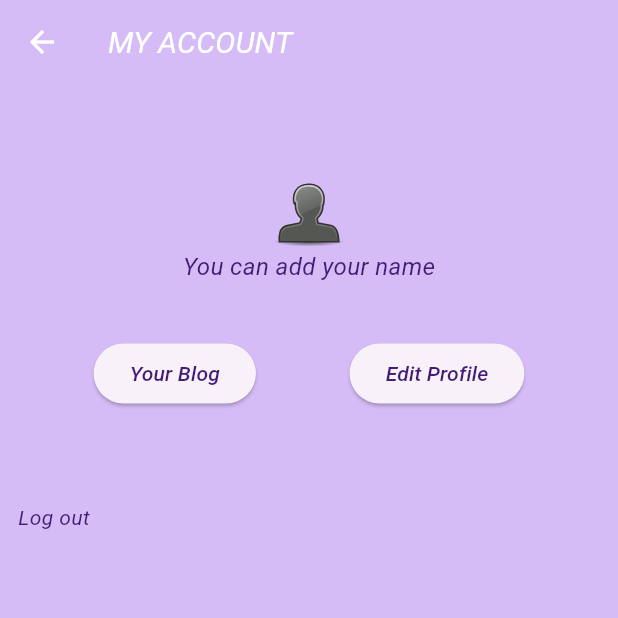
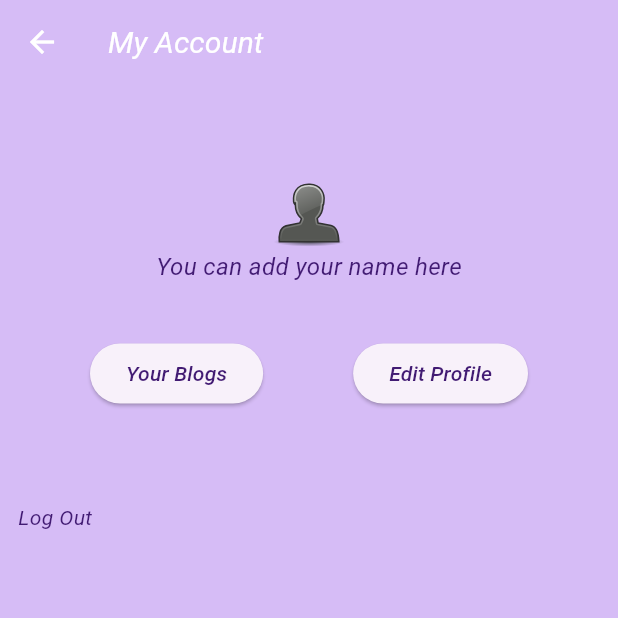
Before and after one commit to beyzayyt/shoou, a Flutter app: the screen it shows once a user with an empty profile is signed in, after a tap on the "person" icon, on a phone screen of 412 x 824 dp, the top half of it. Run offline on Flutter 3.47's test engine with Material 3 defaults, Android fonts, the light colour scheme and no system bars; our stand-ins replace cloud_firestore, easy_localization, firebase_auth, firebase_core, firebase_storage, flutter_bloc and 5 more; missing offline and left inert: firebase_app_check; accounts and stored records are empty; network calls fail.

Commit message:
Resuming update

```diff
--- a/lib/data/localization/local_keys.dart
+++ b/lib/data/localization/local_keys.dart
@@ -12,4 +12,27 @@ abstract class LocaleKeys {
   static const email = 'email';
   static const password = 'password';
   static const newuserdescription = 'newuserdescription';
+  static const accountnamedescription = 'accountnamedescription';
+  static const accountBlogs = 'accountBlogs';
+  static const editProfile = 'editProfile';
+  static const logOut = 'logOut';
+  static const myAccount = 'myAccount';
+  static const editMyAccount = 'editMyAccount';
+  static const userName = 'userName';
+  static const userLastName = 'userLastName';
+  static const userNickname = 'userNickname';
+  static const userMobilePhone = 'userMobilePhone';
+  static const userBirthDate = 'userBirthDate';
+  static const save = 'save';
+  static const problemShowingBlogs = 'problemShowingBlogs';
+  static const clearAllBlogs = 'clearAllBlogs';
+  static const addNewBlog = 'addNewBlog';
+  static const chooseAndDeleteItem = 'chooseAndDeleteItem';
+  static const blog = 'blog';
+
+
+
+
+
+
 }
--- a/lib/main.dart
+++ b/lib/main.dart
@@ -42,7 +42,7 @@ void main() async {
   runApp(EasyLocalization(
     supportedLocales: AppConstant.supportedLocale,
     path: AppConstant.langPath,
-    fallbackLocale: const Locale('en', 'US'),
+    fallbackLocale: const Locale('tr', 'TR'),
     child: const MyApp(),
   ));
 }
--- a/lib/ui/authentication_page.dart
+++ b/lib/ui/authentication_page.dart
@@ -2,7 +2,6 @@ import 'package:easy_localization/easy_localization.dart';
 import 'package:flutter/material.dart';
 import 'package:flutter_bloc/flutter_bloc.dart';
 import 'package:flutter_svg/flutter_svg.dart';
-import 'package:lottie/lottie.dart';
 import 'package:show_you/data/localization/local_keys.dart';
 import 'package:show_you/services/cubit/authentication/authentication_cubit.dart';
 import 'package:show_you/services/cubit/authentication/authentication_state.dart';
@@ -10,7 +9,7 @@ import 'package:show_you/ui/user_profile_page.dart';
 import 'package:show_you/ui/view/loading_animation.dart';
 
 class AuthenticatePage extends StatefulWidget {
-  const AuthenticatePage({Key? key}) : super(key: key);
+  const AuthenticatePage({super.key});
 
   @override
   State<AuthenticatePage> createState() => _SignUpState();
--- a/lib/ui/create_bloge_page.dart
+++ b/lib/ui/create_bloge_page.dart
@@ -1,6 +1,8 @@
+import 'package:easy_localization/easy_localization.dart';
 import 'package:flutter/material.dart';
 import 'package:flutter_bloc/flutter_bloc.dart';
 import 'package:hive_flutter/hive_flutter.dart';
+import 'package:show_you/data/localization/local_keys.dart';
 import 'package:show_you/services/cubit/userBlog/user_add_blog_cubit.dart';
 import 'package:show_you/services/cubit/userBlog/user_add_blog_state.dart';
 import 'package:show_you/services/cubit/userBlog/user_blog_cubit.dart';
@@ -25,8 +27,8 @@ class _BlogPageState extends State<BlogPage> {
   Widget build(BuildContext context) {
     return Scaffold(
       appBar: AppBar(
-        title: const Text(
-          "BLOG",
+        title: Text(
+          LocaleKeys.accountBlogs.tr(),
         ),
         actions: [
           IconButton(
@@ -41,7 +43,7 @@ class _BlogPageState extends State<BlogPage> {
       body: ValueListenableBuilder(
         valueListenable: Hive.box('userid').listenable(),
         builder: (context, box, child) {
-          var userid = box.get('userid');
+          var userid = box.get('userid') ?? '';
           return MultiBlocProvider(
             providers: [
               BlocProvider<UserShowBlogCubit>(
@@ -77,11 +79,11 @@ class _BlogPageState extends State<BlogPage> {
                         padding: const EdgeInsets.all(24.0),
                         child: Align(
                           alignment: Alignment.centerLeft,
-                          child: UsersBlogList(selectedList: selectedList, blog: state.blogs ?? [], userid: userid),
+                          child: UserBlogList(selectedList: selectedList, blog: state.blogs ?? [], userid: userid),
                         ),
                       );
                     } else {
-                      return const Text("Trouble with blog");
+                      return Text(LocaleKeys.problemShowingBlogs.tr());
                     }
                   },
                   listener: (BuildContext context, UserShowBlogState state) {},
@@ -93,7 +95,7 @@ class _BlogPageState extends State<BlogPage> {
                         mainAxisAlignment: MainAxisAlignment.center,
                         children: [
                           ElevatedButton(
-                              onPressed: () => context.read<UserClearBlogCubit>().clearUserBlog(userid), child: const Text("Clear All Blogs")),
+                              onPressed: () => context.read<UserClearBlogCubit>().clearUserBlog(userid), child: Text(LocaleKeys.clearAllBlogs.tr())),
                           const SizedBox(
                             width: 16,
                           ),
@@ -105,13 +107,13 @@ class _BlogPageState extends State<BlogPage> {
                                 );
                                 if (context.mounted && result != null) context.read<UserShowBlogCubit>().showUserBlog(userid);
                               },
-                              child: const Text("Add New Blog")),
+                              child: Text(LocaleKeys.addNewBlog.tr())),
                         ],
                       ),
                       ElevatedButton(
                           onPressed: () =>
                               context.read<UserClearBlogCubit>().clearUserBlogItemService(selectedList, userid).whenComplete(() => selectedList = []),
-                          child: const Text("Choose and delete item"))
+                          child: Text(LocaleKeys.chooseAndDeleteItem.tr()))
                     ],
                   );
                 }),
--- a/lib/ui/home_page.dart
+++ b/lib/ui/home_page.dart
@@ -1,6 +1,8 @@
+import 'package:easy_localization/easy_localization.dart';
 import 'package:flutter/material.dart';
 import 'package:flutter_bloc/flutter_bloc.dart';
 import 'package:hive_flutter/hive_flutter.dart';
+import 'package:show_you/data/localization/local_keys.dart';
 import 'package:show_you/services/cubit/userBlog/user_blog_cubit.dart';
 import 'package:show_you/services/cubit/userBlog/user_blog_state.dart';
 import 'package:show_you/services/cubit/userPhoto/user_photo_cubit.dart';
@@ -28,10 +30,9 @@ class HomePage extends StatelessWidget {
                 length: 1,
                 child: Scaffold(
                   appBar: AppBar(
-                    bottom: const TabBar(
+                    bottom: TabBar(
                       tabs: [
-                        // Tab(text: 'Photos'),
-                        Tab(text: 'Blogs'),
+                        Tab(text: LocaleKeys.blog.tr()),
                       ],
                     ),
                   ),
@@ -50,7 +51,7 @@ class HomePage extends StatelessWidget {
                       if (stateshowblog is ShowUserBlogCompleted && stateshowblog.blogs != null)
                         Padding(
                           padding: const EdgeInsets.all(24.0),
-                          child: UsersBlogList(blog: stateshowblog.blogs ?? [], isHomePage: true, userid: box.get('userid') ?? ''),
+                          child: UserBlogList(blog: stateshowblog.blogs ?? [], isHomePage: true, userid: box.get('userid') ?? ''),
                         ),
                     ],
                   ),
--- a/lib/ui/user_profile_page.dart
+++ b/lib/ui/user_profile_page.dart
@@ -1,10 +1,12 @@
 import 'dart:io';
 
+import 'package:easy_localization/easy_localization.dart';
 import 'package:flutter/material.dart';
 import 'package:flutter_bloc/flutter_bloc.dart';
 import 'package:flutter_svg/flutter_svg.dart';
 import 'package:hive_flutter/hive_flutter.dart';
 import 'package:image_picker/image_picker.dart';
+import 'package:show_you/data/localization/local_keys.dart';
 import 'package:show_you/data/models/saved_user_model.dart';
 import 'package:show_you/services/cubit/userPhoto/user_photo_cubit.dart';
 import 'package:show_you/ui/home_page.dart';
@@ -36,8 +38,8 @@ class _UserProfilePageState extends State<UserProfilePage> {
   Widget build(BuildContext context) {
     return Scaffold(
       appBar: AppBar(
-        title: const Text(
-          'MY ACCOUNT',
+        title: Text(
+          LocaleKeys.myAccount.tr(),
         ),
         leading: IconButton(
           icon: const Icon(Icons.arrow_back, color: Colors.white),
@@ -72,7 +74,7 @@ class _UserProfilePageState extends State<UserProfilePage> {
                                       backgroundImage: NetworkImage(box.get('profilePhotoUrl')),
                                     )),
                           Text(
-                            box.isEmpty ? 'You can add your name' : box.get('userName'),
+                            box.isEmpty ? LocaleKeys.accountnamedescription.tr() : box.get('userName'),
                             style: const TextStyle(
                               fontSize: 16,
                               fontStyle: FontStyle.italic,
--- a/lib/ui/view/userProfile/logout_edit.dart
+++ b/lib/ui/view/userProfile/logout_edit.dart
@@ -1,5 +1,7 @@
+import 'package:easy_localization/easy_localization.dart';
 import 'package:flutter/material.dart';
 import 'package:flutter_bloc/flutter_bloc.dart';
+import 'package:show_you/data/localization/local_keys.dart';
 import 'package:show_you/data/models/saved_user_model.dart';
 import 'package:show_you/services/cubit/authentication/authentication_cubit.dart';
 import 'package:show_you/services/cubit/authentication/authentication_state.dart';
@@ -33,9 +35,9 @@ class LogOutandEdit extends StatelessWidget {
                       onTap: () async {
                         await context.read<AuthCubit>().signOutUser();
                       },
-                      child: const Text(
-                        "Log out",
-                        style: TextStyle(color: Color.fromRGBO(66, 27, 115, 1), fontStyle: FontStyle.italic),
+                      child: Text(
+                        LocaleKeys.logOut.tr(),
+                        style: const TextStyle(color: Color.fromRGBO(66, 27, 115, 1), fontStyle: FontStyle.italic),
                       ));
                 },
               ),
--- a/lib/ui/view/userProfile/user_profile_options.dart
+++ b/lib/ui/view/userProfile/user_profile_options.dart
@@ -1,11 +1,12 @@
+import 'package:easy_localization/easy_localization.dart';
 import 'package:flutter/material.dart';
 import 'package:flutter_bloc/flutter_bloc.dart';
 import 'package:hive_flutter/hive_flutter.dart';
+import 'package:show_you/data/localization/local_keys.dart';
 import 'package:show_you/data/models/saved_user_model.dart';
 import 'package:show_you/services/cubit/userInfo/user_information_cubit.dart';
 import 'package:show_you/services/cubit/userInfo/user_information_state.dart';
 import 'package:show_you/ui/create_bloge_page.dart';
-import 'package:show_you/ui/take_picture_page.dart';
 import 'package:show_you/ui/user_profile_form_page.dart';
 
 typedef StringToVoidFunc = void Function(String);
@@ -36,26 +37,13 @@ class _UserProfileOptionsState extends State<UserProfileOptions> {
                   MaterialPageRoute(builder: (context) => const BlogPage()),
                 );
               },
-              child: const Text(
-                'Your Blog',
-                style: TextStyle(
+              child: Text(
+                LocaleKeys.accountBlogs.tr(),
+                style: const TextStyle(
                   color: Color.fromRGBO(66, 27, 115, 1),
                   fontStyle: FontStyle.italic,
                 ),
               )),
-          // ElevatedButton(
-          //     style: ElevatedButton.styleFrom(),
-          //     onPressed: () async =>  await Navigator.push(
-          //         context,
-          //         MaterialPageRoute(builder: (context) => const TakePicturePage()),
-          //       ),
-          //     child: const Text(
-          //       'Your Photos',
-          //       style: TextStyle(
-          //         color: Color.fromRGBO(66, 27, 115, 1),
-          //         fontStyle: FontStyle.italic,
-          //       ),
-          //     )),
           ValueListenableBuilder(
             valueListenable: Hive.box('userprofile').listenable(),
             builder: (context, box, child) {
@@ -63,7 +51,7 @@ class _UserProfileOptionsState extends State<UserProfileOptions> {
                 create: (context) => UserInformationCubit()..showUserInfo(box.get('documentId') ?? ''),
                 child: BlocListener<UserInformationCubit, UserInformationState>(
                   listener: (context, state) async {
-                    print("listener deneme");
+                    print("listener is trying");
                     if (state is ShowUserInformationCompleted) {
                       print("listener ${state.user!.userLastName}");
                     }
@@ -85,9 +73,9 @@ class _UserProfileOptionsState extends State<UserProfileOptions> {
                               await context.read<UserInformationCubit>().showUserInfo(box.get('documentId') ?? '');
                             }
                           },
-                          child: const Text(
-                            'Edit Profile',
-                            style: TextStyle(
+                          child: Text(
+                            LocaleKeys.editProfile.tr(),
+                            style: const TextStyle(
                               color: Color.fromRGBO(66, 27, 115, 1),
                               fontStyle: FontStyle.italic,
                             ),
```
Also changed, not shown: assets/language/en-US.json (+18 -1 lines), assets/language/tr-TR.json (+18 -1 lines), lib/ui/user_profile_form_page.dart (+13 -18 lines), lib/ui/view/users_blog_list.dart (+4 -4 lines).
